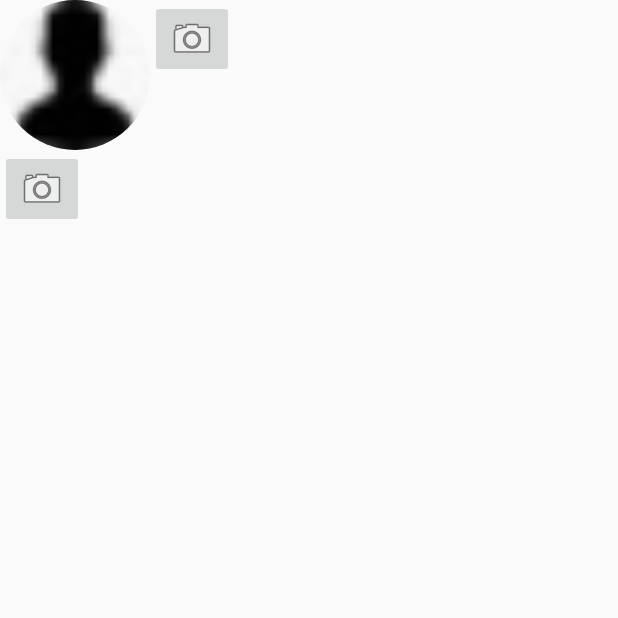
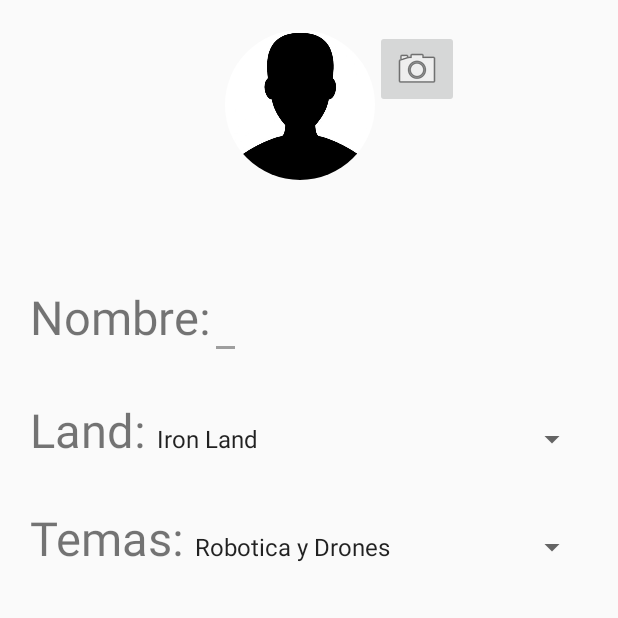
Before and after one commit to MauVal96/HackatonApp, an Android app: the fragment PerfilFragment shown on its own in the app's theme, on a phone screen of 412 x 824 dp, the top half of it. Run offline under Robolectric (Android 15) with nearby library versions, the phone set to English and light mode, and no system bars; our stand-ins replace CircleImageView.

Commit message:
Spinners

```diff
--- a/app/src/main/java/com/example/mauricio/hackatonapp/fragments/PerfilFragment.java
+++ b/app/src/main/java/com/example/mauricio/hackatonapp/fragments/PerfilFragment.java
@@ -6,6 +6,11 @@ import android.support.v4.app.Fragment;
 import android.view.LayoutInflater;
 import android.view.View;
 import android.view.ViewGroup;
+import android.widget.ArrayAdapter;
+import android.widget.EditText;
+import android.widget.ImageButton;
+import android.widget.Spinner;
+import android.widget.TextView;
 
 import com.example.mauricio.hackatonapp.R;
 
@@ -13,6 +18,11 @@ import com.example.mauricio.hackatonapp.R;
  * A simple {@link Fragment} subclass.
  */
 public class PerfilFragment extends Fragment {
+
+    private Spinner spinner_land,spinner_tema;
+    private TextView nombre,land,tema;
+    private EditText nombre_edit;
+    private ImageButton boton_foto;
 
 
     public PerfilFragment() {
@@ -23,8 +33,28 @@ public class PerfilFragment extends Fragment {
     @Override
     public View onCreateView(LayoutInflater inflater, ViewGroup container,
                              Bundle savedInstanceState) {
-        // Inflate the layout for this fragment
-        return inflater.inflate(R.layout.fragment_perfil, container, false);
+
+        View v = inflater.inflate(R.layout.fragment_perfil, container, false);
+
+        nombre = v.findViewById(R.id.txt_nombre);
+        land = v.findViewById(R.id.txt_land);
+        tema = v.findViewById(R.id.txt_temas);
+        nombre_edit = v.findViewById(R.id.edit_nombre);
+        boton_foto = v.findViewById(R.id.pic_btn);
+
+        spinner_land = (Spinner) v.findViewById(R.id.spin_land);
+        ArrayAdapter<CharSequence> adapter_land = ArrayAdapter.createFromResource(getContext(),
+                R.array.lands_array, android.R.layout.simple_spinner_item);
+        adapter_land.setDropDownViewResource(android.R.layout.simple_spinner_dropdown_item);
+        spinner_land.setAdapter(adapter_land);
+
+        spinner_tema = (Spinner) v.findViewById(R.id.spin_tema);
+        ArrayAdapter<CharSequence> adapter_tema = ArrayAdapter.createFromResource(getContext(),
+                R.array.temas_array, android.R.layout.simple_spinner_item);
+        adapter_tema.setDropDownViewResource(android.R.layout.simple_spinner_dropdown_item);
+        spinner_tema.setAdapter(adapter_tema);
+
+        return v;
     }
 
 }
--- a/app/src/main/res/layout/fragment_perfil.xml
+++ b/app/src/main/res/layout/fragment_perfil.xml
@@ -3,23 +3,28 @@
     xmlns:tools="http://schemas.android.com/tools"
     android:layout_width="match_parent"
     android:layout_height="match_parent"
+    xmlns:app="http://schemas.android.com/apk/res-auto"
     tools:context=".fragments.PerfilFragment">
 
     <LinearLayout
         android:layout_width="match_parent"
         android:layout_height="match_parent"
-        android:orientation="vertical">
+        android:orientation="vertical"
+        android:layout_margin="20dp">
         <LinearLayout
+            android:paddingLeft="130dp"
             android:layout_width="match_parent"
             android:layout_height="wrap_content"
             android:orientation="horizontal">
 
             <de.hdodenhof.circleimageview.CircleImageView
                 android:id="@+id/perfil"
+                app:civ_border_color="@color/colorPrimaryDark"
                 android:layout_width="100dp"
                 android:layout_height="100dp"
                 android:src="@drawable/perfil"/>
             <ImageButton
+                android:id="@+id/pic_btn"
                 android:layout_width="wrap_content"
                 android:layout_height="wrap_content"
                 android:src="@android:drawable/ic_menu_camera"/>
@@ -27,23 +32,86 @@
         </LinearLayout>
 
         <LinearLayout
-        android:layout_width="match_parent"
-        android:layout_height="match_parent"
-        android:orientation="horizontal">
+            android:layout_width="match_parent"
+            android:layout_height="wrap_content"
+            android:orientation="horizontal"
+            android:layout_marginTop="70dp">
+                <LinearLayout
+                    android:layout_width="match_parent"
+                    android:layout_height="wrap_content"
+                    android:orientation="horizontal">
+                    <TextView
+                        android:id="@+id/txt_nombre"
+                        android:layout_width="wrap_content"
+                        android:layout_height="wrap_content"
+                        android:text="Nombre:"
+                        android:textSize="14pt"/>
+                    <EditText
+                        android:id="@+id/edit_nombre"
+                        android:layout_width="wrap_content"
+                        android:layout_height="wrap_content"
+                        />
+
+                </LinearLayout>
+
+        </LinearLayout>
+
+        <LinearLayout
+            android:layout_width="match_parent"
+            android:layout_height="wrap_content"
+            android:orientation="horizontal"
+            android:layout_marginTop="30dp">
             <LinearLayout
                 android:layout_width="match_parent"
                 android:layout_height="wrap_content"
                 android:orientation="horizontal">
-
-                <ImageButton
+                <TextView
+                    android:id="@+id/txt_land"
                     android:layout_width="wrap_content"
                     android:layout_height="wrap_content"
-                    android:src="@android:drawable/ic_menu_camera"/>
+                    android:text="Land:"
+                    android:textSize="14pt"/>
+                <Spinner
+                    android:id="@+id/spin_land"
+                    android:layout_width="match_parent"
+                    android:layout_height="wrap_content">
+
+                </Spinner>
 
             </LinearLayout>
 
         </LinearLayout>
 
+        <LinearLayout
+            android:layout_width="match_parent"
+            android:layout_height="wrap_content"
+            android:orientation="horizontal"
+            android:layout_marginTop="30dp">
+            <LinearLayout
+                android:layout_width="match_parent"
+                android:layout_height="wrap_content"
+                android:orientation="horizontal">
+                <TextView
+                    android:id="@+id/txt_temas"
+                    android:layout_width="wrap_content"
+                    android:layout_height="wrap_content"
+                    android:text="Temas:"
+                    android:textSize="14pt"/>
+                <Spinner
+                    android:id="@+id/spin_tema"
+                    android:layout_width="match_parent"
+                    android:layout_height="wrap_content">
+
+                </Spinner>
+
+            </LinearLayout>
+
+        </LinearLayout>
+
+
+
+
+
     </LinearLayout>
 
 </FrameLayout>
--- /dev/null
+++ b/app/src/main/res/values/spinner_array.xml
@@ -0,0 +1,21 @@
+<?xml version="1.0" encoding="utf-8"?>
+<resources>
+    <string-array name="lands_array">
+        <item>Iron Land</item>
+        <item>Gamer Land</item>
+        <item>Creative Land</item>
+        <item>Startup Land</item>
+        <item>Future Land</item>
+        <item>Developer Land</item>
+    </string-array>
+
+    <string-array name="temas_array">
+        <item>Robotica y Drones</item>
+        <item>Competencia</item>
+        <item>Marketing</item>
+        <item>Inversion</item>
+        <item>IoT</item>
+        <item>Criptomonedas</item>
+    </string-array>
+
+</resources>
```
Also changed, not shown: app/src/main/res/drawable/perfil.png.
